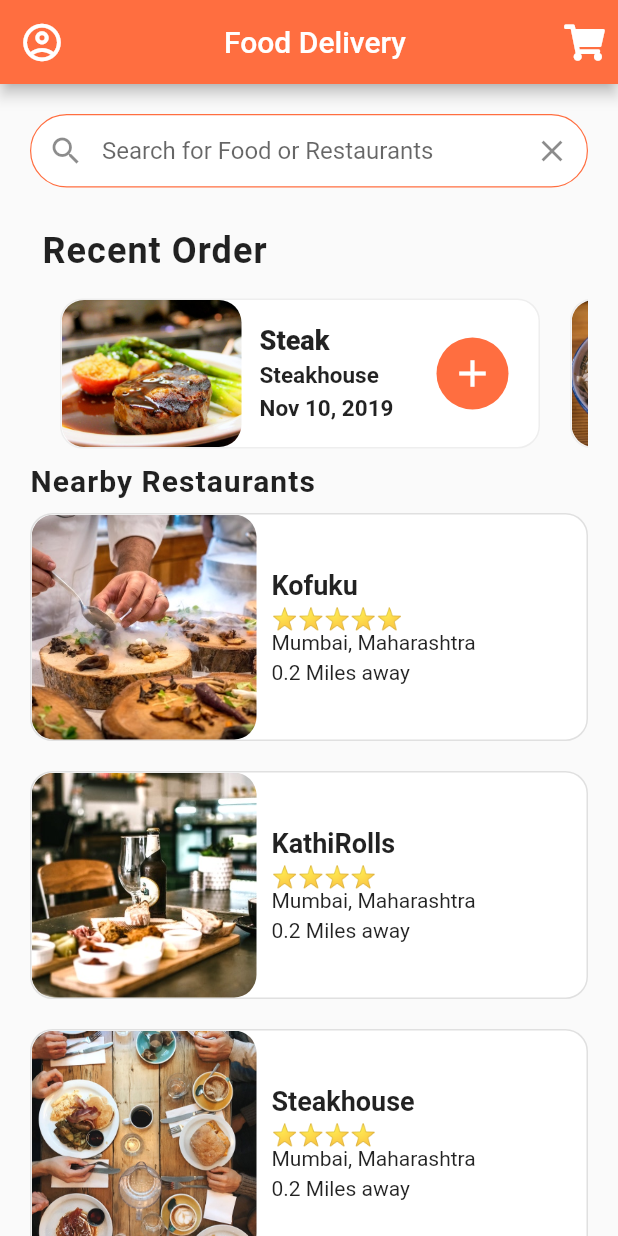
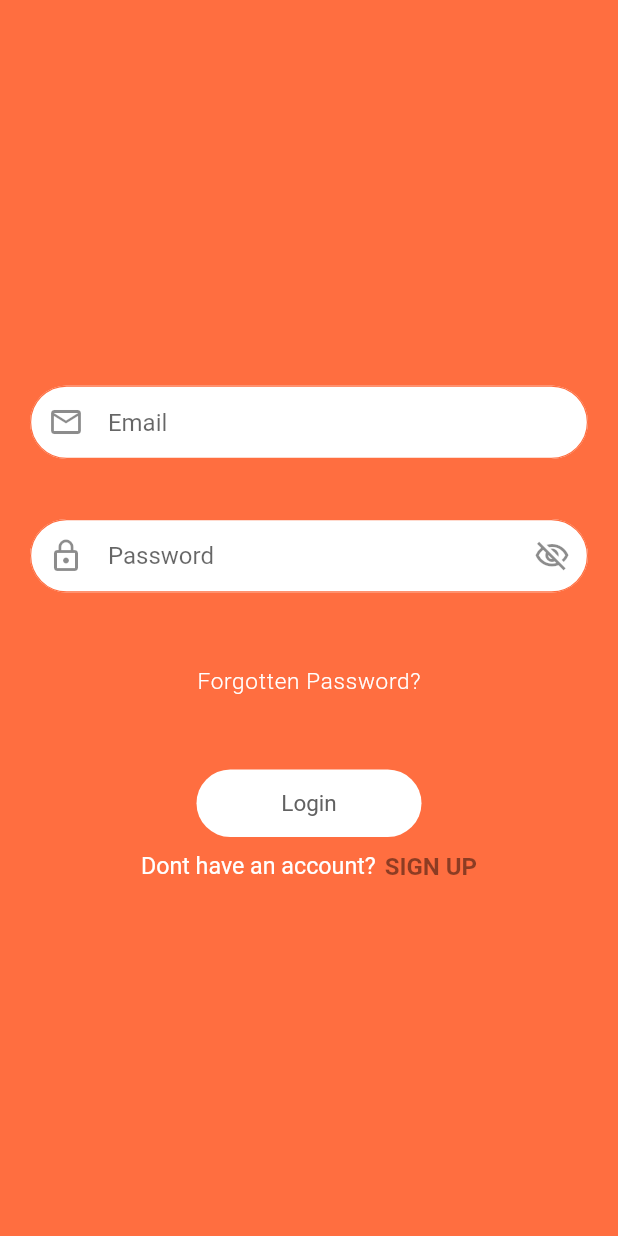
Before and after one commit to ShardulVanage/Flutter-U-I-xx, a Flutter app: the screen it shows after launch, after a tap on the "account circle" icon, on a phone screen of 412 x 824 dp. Run offline on Flutter 3.47's test engine with Material 2 defaults, Android fonts, the phone set to English and light mode, and no system bars; our stand-ins replace font_awesome_flutter.

Commit message:
loginpage

```diff
--- a/flutter_food_delivery_ui/lib/screen/home_screen.dart
+++ b/flutter_food_delivery_ui/lib/screen/home_screen.dart
@@ -5,6 +5,7 @@ import 'package:flutter_food_delivery_ui/Widgets/recent_order.dart';
 import 'package:flutter_food_delivery_ui/data/data.dart';
 import 'package:flutter_food_delivery_ui/models/restaurant.dart';
 import 'package:flutter_food_delivery_ui/screen/cart_screen.dart';
+import 'package:flutter_food_delivery_ui/screen/loginscreen.dart';
 import 'package:flutter_food_delivery_ui/screen/restaurant_screen.dart';
 import 'package:font_awesome_flutter/font_awesome_flutter.dart';
 
@@ -98,7 +99,7 @@ class _HomescreenState extends State<Homescreen> {
               Icons.account_circle_outlined,
             ),
             iconSize: 30,
-            onPressed: () {}),
+            onPressed: () => Navigator.push(context, MaterialPageRoute(builder: (_)=> LoginScreen()))),
         title: Center(
           child: Text('Food Delivery'),
         ),
--- /dev/null
+++ b/flutter_food_delivery_ui/lib/screen/loginscreen.dart
@@ -0,0 +1,98 @@
+import 'package:flutter/material.dart';
+import 'package:flutter_food_delivery_ui/screen/home_screen.dart';
+
+class LoginScreen extends StatefulWidget {
+  @override
+  _LoginScreenState createState() => _LoginScreenState();
+}
+
+class _LoginScreenState extends State<LoginScreen> {
+  @override
+  Widget build(BuildContext context) {
+    return Scaffold(
+      backgroundColor: Theme.of(context).primaryColor,
+      body: Container(
+        child: Column(
+          mainAxisAlignment: MainAxisAlignment.center,
+          crossAxisAlignment: CrossAxisAlignment.center,
+          children: <Widget>[
+
+            Padding(
+              padding: const EdgeInsets.all(20.0),
+              child: TextField(
+                decoration: InputDecoration(
+                  contentPadding: EdgeInsets.symmetric(vertical: 15),
+                  fillColor: Colors.white,
+                  filled: true,
+                  border: OutlineInputBorder(
+                    borderRadius: BorderRadius.circular(30),
+                    borderSide: BorderSide(width: 0.8),
+                  ),
+                  enabledBorder: OutlineInputBorder(
+                    borderRadius: BorderRadius.circular(30),
+                    borderSide: BorderSide(
+                        width: 0.8, color: Theme.of(context).primaryColor),
+                  ),
+                  hintText: ' Email',
+                  prefixIcon: Icon(Icons.email_outlined),
+                ),
+              ),
+            ),
+            Padding(
+              padding: const EdgeInsets.all(20.0),
+              child: TextField(
+                decoration: InputDecoration(
+                  contentPadding: EdgeInsets.symmetric(vertical: 15),
+                  fillColor: Colors.white,
+                  filled: true,
+                  border: OutlineInputBorder(
+                    borderRadius: BorderRadius.circular(30),
+                    borderSide: BorderSide(width: 0.8),
+                  ),
+                  enabledBorder: OutlineInputBorder(
+                    borderRadius: BorderRadius.circular(30),
+                    borderSide: BorderSide(
+                        width: 0.8, color: Theme.of(context).primaryColor),
+                  ),
+                  hintText: ' Password',
+                  prefixIcon: Icon(
+                    Icons.lock_outline,
+                  ),
+                  suffixIcon: Icon(Icons.visibility_off_outlined)
+                ),
+                obscureText: true,
+              ),
+            ),
+            SizedBox(height: 30,),
+            Text('Forgotten Password?',style: TextStyle(fontSize: 15, color: Colors.white,letterSpacing: .5,fontWeight: FontWeight.w300 ),),
+            SizedBox(height: 50),
+            InkWell(
+              onTap: () => Navigator.push(context, MaterialPageRoute(builder: (_)=> Homescreen())),
+                          child: Container(
+                height: 45,
+                width: 150,
+              child: Center(child: Text('Login',style: TextStyle(fontSize: 15,color: Colors.grey[700]),)),
+
+              decoration: BoxDecoration(
+                borderRadius: BorderRadius.circular(50),
+                color: Colors.white,
+
+               ),
+
+              ),
+            ),
+
+            SizedBox(height: 10,),
+            Row(
+              mainAxisAlignment: MainAxisAlignment.center,
+              children: <Widget>[
+              Text('Dont have an account?',style: TextStyle(color: Colors.white,fontSize: 15.5 ),),
+              SizedBox(width: 6,),
+              Text('SIGN UP',style: TextStyle(color: Colors.black45,fontWeight: FontWeight.w600,fontSize: 16),),
+            ],)
+          ],
+        ),
+      ),
+    );
+  }
+}
--- a/flutter_food_delivery_ui/pubspec.yaml
+++ b/flutter_food_delivery_ui/pubspec.yaml
@@ -44,7 +44,7 @@ flutter:
 
   # To add assets to your application, add an assets section, like this:
   assets:
-   - assets/images/
+    - assets/images/
   #  - images/a_dot_ham.jpeg
 
   # An image asset can refer to one or more resolution-specific "variants", see
```
Also changed, not shown: 13 other files.
